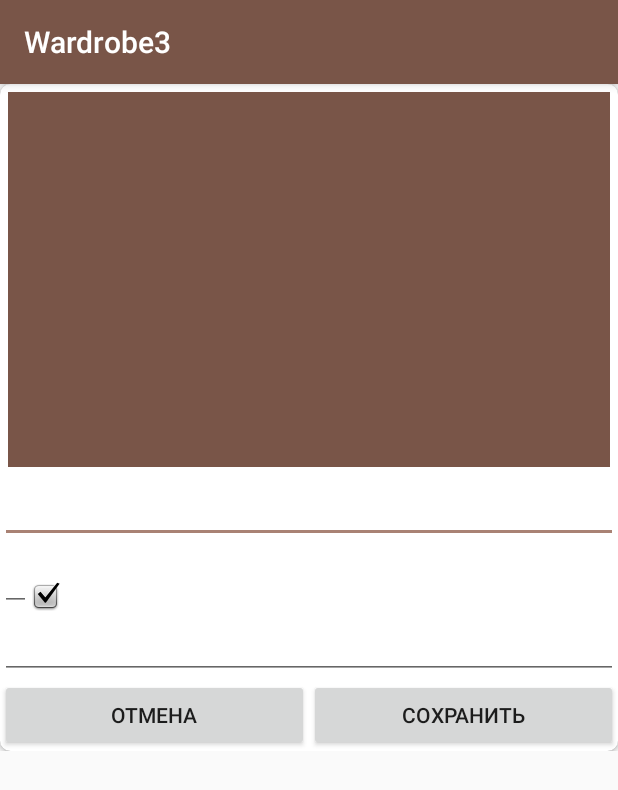
After one commit to svinogr/Wardrobe3, an Android app: the fragment SubItemDetailFragment shown on its own in the app's theme, on a phone screen of 412 x 824 dp. The commit adds this screen. Shown: the top 790 px of the screen. Run offline under Robolectric (Android 15) with nearby library versions, the phone set to English and light mode, and no system bars; 2 statements that could not run were skipped.

Commit message:
add  support 21

```diff
--- /dev/null
+++ b/app/src/main/java/info/upump/wardrobe3/SubItemDetailFragment.java
@@ -0,0 +1,78 @@
+package info.upump.wardrobe3;
+
+import android.content.Context;
+import android.database.Cursor;
+import android.os.Bundle;
+import android.support.annotation.Nullable;
+import android.support.v4.app.Fragment;
+import android.view.LayoutInflater;
+import android.view.View;
+import android.view.ViewGroup;
+import android.widget.Button;
+import android.widget.EditText;
+import android.widget.ImageView;
+
+import info.upump.wardrobe3.db.DBDao;
+import info.upump.wardrobe3.db.SubItemTableDao;
+import info.upump.wardrobe3.model.SubItem;
+
+/**
+ * Created by explo on 13.12.2017.
+ */
+
+public class SubItemDetailFragment extends Fragment implements View.OnClickListener {
+    public static final String TAG = "subFragmentDetail";
+    private long idSubItem;
+    private SubItemTableDao dbDao;
+    private SubItem subItem;
+    private EditText name;
+    private EditText cost;
+    private EditText description;
+    private ImageView image;
+    private Button cancelBtn, okBtn;
+
+    @Nullable
+    @Override
+    public View onCreateView(LayoutInflater inflater, @Nullable ViewGroup container, @Nullable Bundle savedInstanceState) {
+        super.onCreate(savedInstanceState);
+        setRetainInstance(true);
+      //  idSubItem = getArguments().getLong("idSubItem");
+        View root = inflater.inflate(R.layout.fragment_sub_item_detail, container, false);
+        name = (EditText) root.findViewById(R.id.detail_name);
+        cost = (EditText)root.findViewById(R.id.detail_cost);
+        description = (EditText) root.findViewById(R.id.detail_description);
+        image = (ImageView) root.findViewById(R.id.detail_img);
+        cancelBtn = (Button)root.findViewById(R.id.detail_btn_cancel);
+        okBtn = (Button) root.findViewById(R.id.detail_btn_ok);
+
+        image.setOnClickListener(this);
+        cancelBtn.setOnClickListener(this);
+        okBtn.setOnClickListener(this);
+        return root;
+    }
+
+    @Override
+    public void onAttach(Context context) {
+        super.onAttach(context);
+        dbDao = new SubItemTableDao(context);
+        Cursor cursor = dbDao.getById(getArguments().getLong("idSubItem"));
+        if(cursor.moveToFirst()){
+            do {
+                subItem = new SubItem();
+                subItem.setId(cursor.getInt(0));
+                subItem.setName(cursor.getString(1));
+                subItem.setImg(cursor.getString(2));
+                subItem.setCost(cursor.getFloat(3));
+                // TODO дату вписать
+                subItem.setIdMainItem(cursor.getLong(4));
+                subItem.setDescription(cursor.getString(5));
+            }while (cursor.moveToNext());
+        }
+
+    }
+
+    @Override
+    public void onClick(View v) {
+
+    }
+}
--- a/app/src/main/java/info/upump/wardrobe3/db/DataBasicOperation.java
+++ b/app/src/main/java/info/upump/wardrobe3/db/DataBasicOperation.java
@@ -18,4 +18,5 @@ public interface DataBasicOperation<T> {
     void deleteAllByParentId(T object);
 
     Cursor getByParentId(long id);
+    Cursor getById(long id);
 }
--- a/app/src/main/java/info/upump/wardrobe3/db/MainTableDao.java
+++ b/app/src/main/java/info/upump/wardrobe3/db/MainTableDao.java
@@ -88,4 +88,9 @@ public class MainTableDao extends DBDao implements DataBasicOperation<MainMenuIt
     public Cursor getByParentId(long id) {
         return null;
     }
+
+    @Override
+    public Cursor getById(long id) {
+        return null;
+    }
 }
--- a/app/src/main/java/info/upump/wardrobe3/dialog/MainItemDialog.java
+++ b/app/src/main/java/info/upump/wardrobe3/dialog/MainItemDialog.java
@@ -111,7 +111,9 @@ public class MainItemDialog extends DialogFragment {
 
     private AlertDialog.Builder createSaveDialog() {
         System.out.println("createUpdateDialog");
+
         builder.setTitle(R.string.title_dialog_new_main_item);
+
         builder.setPositiveButton(R.string.positiv_btn_dialog_new_main_item, new DialogInterface.OnClickListener() {
             @Override
             public void onClick(DialogInterface dialog, int which) {
--- /dev/null
+++ b/app/src/main/res/layout/fragment_sub_item_detail.xml
@@ -0,0 +1,88 @@
+<?xml version="1.0" encoding="utf-8"?>
+<ScrollView xmlns:android="http://schemas.android.com/apk/res/android"
+    android:layout_width="match_parent"
+    android:layout_height="match_parent">
+
+    <LinearLayout xmlns:android="http://schemas.android.com/apk/res/android"
+        xmlns:app="http://schemas.android.com/apk/res-auto"
+        android:layout_width="match_parent"
+        android:layout_height="match_parent"
+        android:orientation="vertical">
+
+        <android.support.v7.widget.CardView
+            android:layout_width="match_parent"
+            android:layout_height="match_parent"
+
+            app:cardCornerRadius="7dp">
+
+            <LinearLayout
+                android:layout_width="match_parent"
+                android:layout_height="wrap_content"
+                android:orientation="vertical">
+
+                <ImageView
+                    android:id="@+id/detail_img"
+                    android:layout_width="match_parent"
+                    android:layout_height="250dp"
+                    android:layout_marginBottom="5dp"
+                    android:layout_marginLeft="5dp"
+                    android:layout_marginRight="5dp"
+                    android:layout_marginTop="5dp"
+                    android:scaleType="centerCrop"
+                    android:src="@color/colorPrimary" />
+
+                <EditText
+                    android:id="@+id/detail_name"
+                    android:layout_width="match_parent"
+                    android:layout_height="wrap_content" />
+
+                <LinearLayout
+                    android:layout_width="wrap_content"
+                    android:layout_height="wrap_content"
+                    android:orientation="horizontal">
+
+                    <EditText
+                        android:id="@+id/detail_cost"
+                        android:layout_width="match_parent"
+                        android:layout_height="wrap_content" />
+
+                    <ImageView
+                        android:layout_width="wrap_content"
+                        android:layout_height="wrap_content"
+                        android:layout_gravity="bottom"
+                        android:src="@android:drawable/checkbox_on_background" />
+                    <!--    private float cost;
+                        private Date date;
+                        private long idMainItem;
+                        private  String description;-->
+                </LinearLayout>
+
+                <EditText
+                    android:id="@+id/detail_description"
+                    android:layout_width="match_parent"
+                    android:layout_height="wrap_content" />
+
+                <LinearLayout
+                    android:layout_width="match_parent"
+                    android:layout_height="match_parent"
+                    android:orientation="horizontal">
+
+                    <Button
+                        android:id="@+id/detail_btn_cancel"
+                        android:layout_width="match_parent"
+                        android:layout_height="wrap_content"
+                        android:layout_weight="1"
+                        android:gravity="center"
+                        android:text="@string/detail_btn_cancel" />
+
+                    <Button
+                        android:id="@+id/detail_btn_ok"
+                        android:layout_width="match_parent"
+                        android:layout_height="wrap_content"
+                        android:layout_weight="1"
+                        android:text="@string/detail_btn_ok" />
+                </LinearLayout>
+            </LinearLayout>
+        </android.support.v7.widget.CardView>
+    </LinearLayout>
+</ScrollView>
```
Also changed, not shown: app/src/main/java/info/upump/wardrobe3/MainActivity.java (+12 -1 lines), app/src/main/java/info/upump/wardrobe3/db/SubItemTableDao.java (+13 -0 lines), app/src/main/java/info/upump/wardrobe3/dialog/CameraOrChoosePhotoDialog.java (+46 -44 lines), app/src/main/res/layout/item_card_sub_item.xml (+10 -7 lines).
